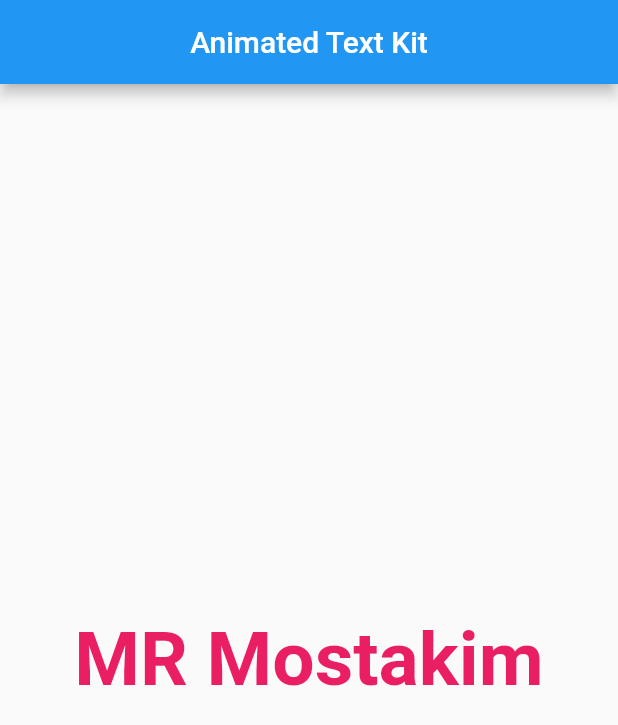
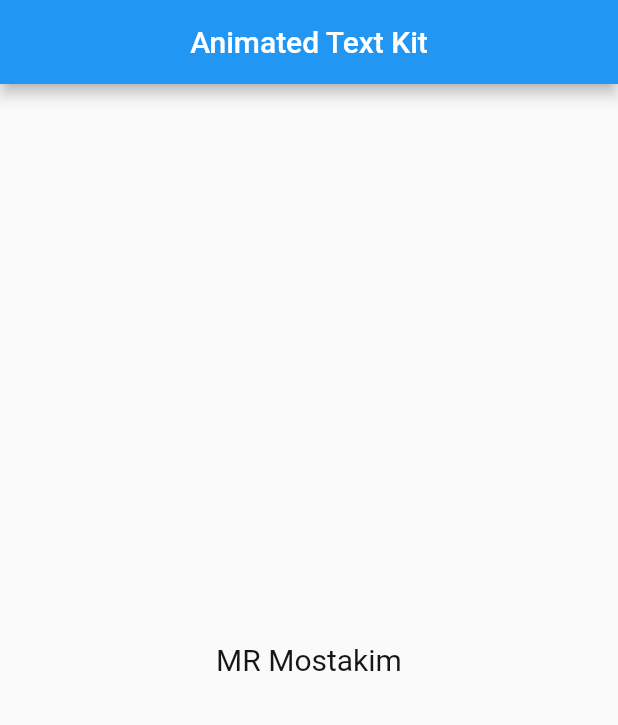
Before and after one commit to MRMostakim1406204/AnimatedTextKit-Widget, a Flutter app: the screen it shows after launch, on a phone screen of 412 x 824 dp. Shown: the top 725 px of the screen. Run offline on Flutter 3.47's test engine with Material 2 defaults, Android fonts, the phone set to English and light mode, and no system bars; drawn by our look-alikes of animated_text_kit.

Commit message:
Update homePage edit.dart

```diff
--- a/lib/homePage.dart
+++ b/lib/homePage.dart
@@ -12,13 +12,6 @@ class _HomePageState extends State<HomePage> {
 
   @override
   Widget build(BuildContext context) {
-
-   const colorizeColors =[
-    Colors.pink,Colors.greenAccent,Colors.deepOrange,Colors.blue,Colors.red,
-   ];
-   const colorizeTextStyle = TextStyle(fontSize: 50,fontWeight: FontWeight.bold);
-
-
     return Scaffold(
       appBar: AppBar(
         title: Text('Animated Text Kit'),
@@ -27,11 +20,10 @@ class _HomePageState extends State<HomePage> {
       body: SafeArea(child: Center(
         child: AnimatedTextKit(
           animatedTexts: [
-            ColorizeAnimatedText("MR Mostakim",textStyle: colorizeTextStyle,
-            colors:colorizeColors,
-            speed: Duration(milliseconds: 1000),
-            //textAlign: TextAlign.end
-            )
+            WavyAnimatedText("MR Mostakim",textStyle: TextStyle(
+              fontSize: 20,color: const Color.fromARGB(255, 23, 21, 22)
+            ),speed: Duration(milliseconds: 500),
+            textAlign: TextAlign.start)
 
           ]),
       )),
```
